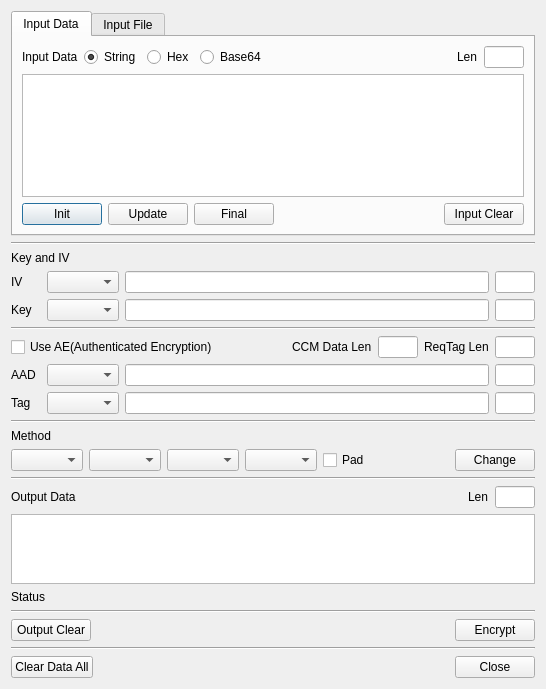
Before: the Qt Designer form BerEditor/enc_dec_dlg.ui in jykim74/BerEditor, drawn with Qt 5.
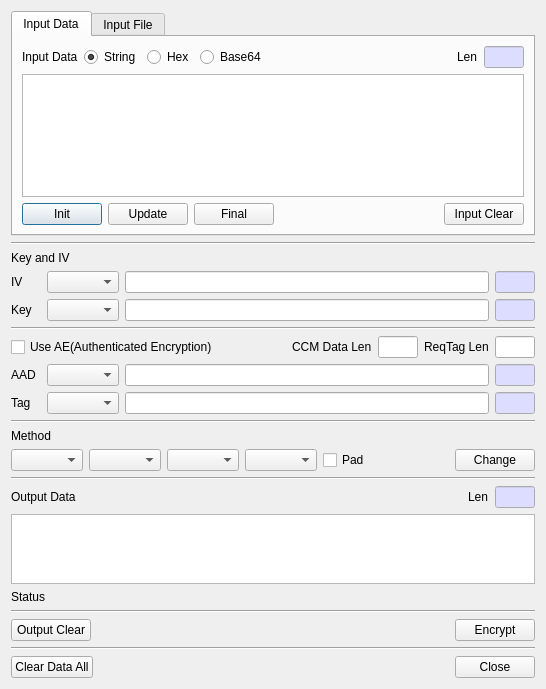
After: the same form once the commit is applied. The open tabs and pages were chosen to show the change.

Commit message: Read Only UI 색지정

What changed in the file:
```diff
--- a/BerEditor/enc_dec_dlg.ui
+++ b/BerEditor/enc_dec_dlg.ui
@@ -7,7 +7,7 @@
     <x>0</x>
     <y>0</y>
     <width>546</width>
-    <height>673</height>
+    <height>682</height>
    </rect>
   </property>
   <property name="windowTitle">
@@ -74,6 +74,43 @@
              <height>16777215</height>
             </size>
            </property>
+           <property name="palette">
+            <palette>
+             <active>
+              <colorrole role="Base">
+               <brush brushstyle="SolidPattern">
+                <color alpha="255">
+                 <red>221</red>
+                 <green>221</green>
+                 <blue>255</blue>
+                </color>
+               </brush>
+              </colorrole>
+             </active>
+             <inactive>
+              <colorrole role="Base">
+               <brush brushstyle="SolidPattern">
+                <color alpha="255">
+                 <red>221</red>
+                 <green>221</green>
+                 <blue>255</blue>
+                </color>
+               </brush>
+              </colorrole>
+             </inactive>
+             <disabled>
+              <colorrole role="Base">
+               <brush brushstyle="SolidPattern">
+                <color alpha="255">
+                 <red>240</red>
+                 <green>240</green>
+                 <blue>240</blue>
+                </color>
+               </brush>
+              </colorrole>
+             </disabled>
+            </palette>
+           </property>
            <property name="readOnly">
             <bool>true</bool>
            </property>
@@ -764,6 +801,43 @@
          <height>16777215</height>
         </size>
        </property>
+       <property name="palette">
+        <palette>
+         <active>
+          <colorrole role="Base">
+           <brush brushstyle="SolidPattern">
+            <color alpha="255">
+             <red>221</red>
+             <green>221</green>
+             <blue>255</blue>
+            </color>
+           </brush>
+          </colorrole>
+         </active>
+         <inactive>
+          <colorrole role="Base">
+           <brush brushstyle="SolidPattern">
+            <color alpha="255">
+             <red>221</red>
+             <green>221</green>
+             <blue>255</blue>
+            </color>
+           </brush>
+          </colorrole>
+         </inactive>
+         <disabled>
+          <colorrole role="Base">
+           <brush brushstyle="SolidPattern">
+            <color alpha="255">
+             <red>240</red>
+             <green>240</green>
+             <blue>240</blue>
+            </color>
+           </brush>
+          </colorrole>
+         </disabled>
+        </palette>
+       </property>
        <property name="readOnly">
         <bool>true</bool>
        </property>
@@ -806,6 +880,43 @@
          <height>16777215</height>
         </size>
        </property>
+       <property name="palette">
+        <palette>
+         <active>
+          <colorrole role="Base">
+           <brush brushstyle="SolidPattern">
+            <color alpha="255">
+             <red>221</red>
+             <green>221</green>
+             <blue>255</blue>
+            </color>
+           </brush>
+          </colorrole>
+         </active>
+         <inactive>
+          <colorrole role="Base">
+           <brush brushstyle="SolidPattern">
+            <color alpha="255">
+             <red>221</red>
+             <green>221</green>
+             <blue>255</blue>
+            </color>
+           </brush>
+          </colorrole>
+         </inactive>
+         <disabled>
+          <colorrole role="Base">
+           <brush brushstyle="SolidPattern">
+            <color alpha="255">
+             <red>240</red>
+             <green>240</green>
+             <blue>240</blue>
+            </color>
+           </brush>
+          </colorrole>
+         </disabled>
+        </palette>
+       </property>
        <property name="readOnly">
         <bool>true</bool>
        </property>
@@ -922,6 +1033,43 @@
          <height>16777215</height>
         </size>
        </property>
+       <property name="palette">
+        <palette>
+         <active>
+          <colorrole role="Base">
+           <brush brushstyle="SolidPattern">
+            <color alpha="255">
+             <red>221</red>
+             <green>221</green>
+             <blue>255</blue>
+            </color>
+           </brush>
+          </colorrole>
+         </active>
+         <inactive>
+          <colorrole role="Base">
+           <brush brushstyle="SolidPattern">
+            <color alpha="255">
+             <red>221</red>
+             <green>221</green>
+             <blue>255</blue>
+            </color>
+           </brush>
+          </colorrole>
+         </inactive>
+         <disabled>
+          <colorrole role="Base">
+           <brush brushstyle="SolidPattern">
+            <color alpha="255">
+             <red>240</red>
+             <green>240</green>
+             <blue>240</blue>
+            </color>
+           </brush>
+          </colorrole>
+         </disabled>
+        </palette>
+       </property>
        <property name="readOnly">
         <bool>true</bool>
        </property>
@@ -964,6 +1112,43 @@
          <height>16777215</height>
         </size>
        </property>
+       <property name="palette">
+        <palette>
+         <active>
+          <colorrole role="Base">
+           <brush brushstyle="SolidPattern">
+            <color alpha="255">
+             <red>221</red>
+             <green>221</green>
+             <blue>255</blue>
+            </color>
+           </brush>
+          </colorrole>
+         </active>
+         <inactive>
+          <colorrole role="Base">
+           <brush brushstyle="SolidPattern">
+            <color alpha="255">
+             <red>221</red>
+             <green>221</green>
+             <blue>255</blue>
+            </color>
+           </brush>
+          </colorrole>
+         </inactive>
+         <disabled>
+          <colorrole role="Base">
+           <brush brushstyle="SolidPattern">
+            <color alpha="255">
+             <red>240</red>
+             <green>240</green>
+             <blue>240</blue>
+            </color>
+           </brush>
+          </colorrole>
+         </disabled>
+        </palette>
+       </property>
        <property name="readOnly">
         <bool>true</bool>
        </property>
@@ -1061,6 +1246,43 @@
          <height>16777215</height>
         </size>
        </property>
+       <property name="palette">
+        <palette>
+         <active>
+          <colorrole role="Base">
+           <brush brushstyle="SolidPattern">
+            <color alpha="255">
+             <red>221</red>
+             <green>221</green>
+             <blue>255</blue>
+            </color>
+           </brush>
+          </colorrole>
+         </active>
+         <inactive>
+          <colorrole role="Base">
+           <brush brushstyle="SolidPattern">
+            <color alpha="255">
+             <red>221</red>
+             <green>221</green>
+             <blue>255</blue>
+            </color>
+           </brush>
+          </colorrole>
+         </inactive>
+         <disabled>
+          <colorrole role="Base">
+           <brush brushstyle="SolidPattern">
+            <color alpha="255">
+             <red>240</red>
+             <green>240</green>
+             <blue>240</blue>
+            </color>
+           </brush>
+          </colorrole>
+         </disabled>
+        </palette>
+       </property>
        <property name="readOnly">
         <bool>true</bool>
        </property>
```
Left out of the diff: 2 changed lines with no effect on the pictures. The commit also changes 4 other files.
